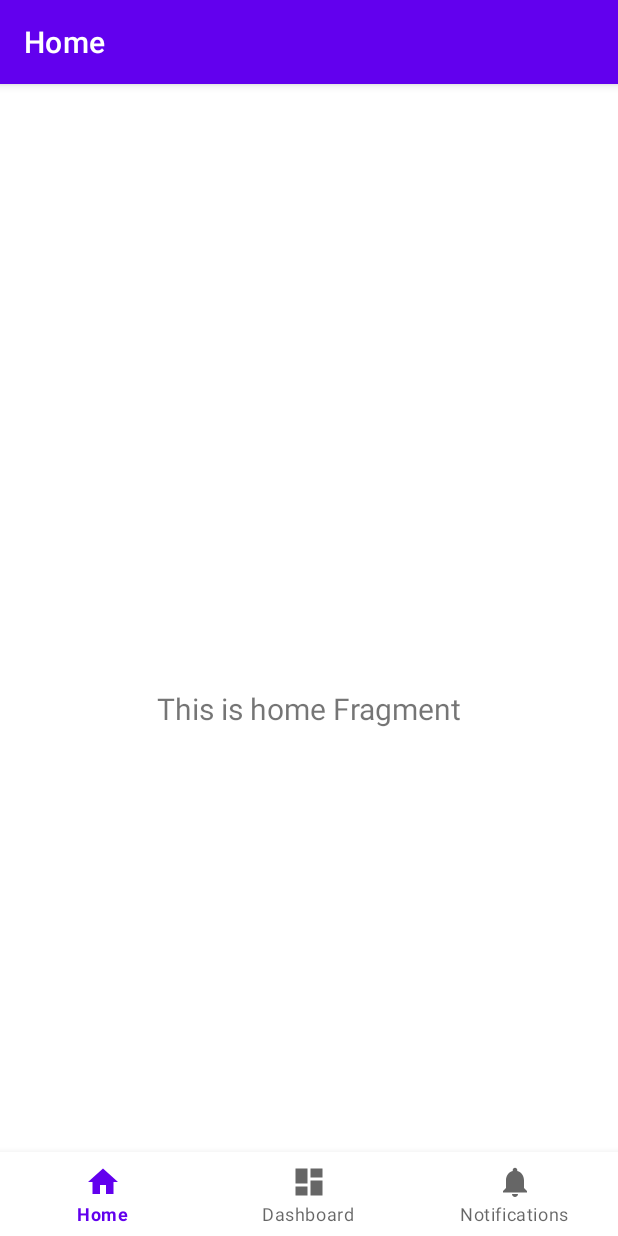
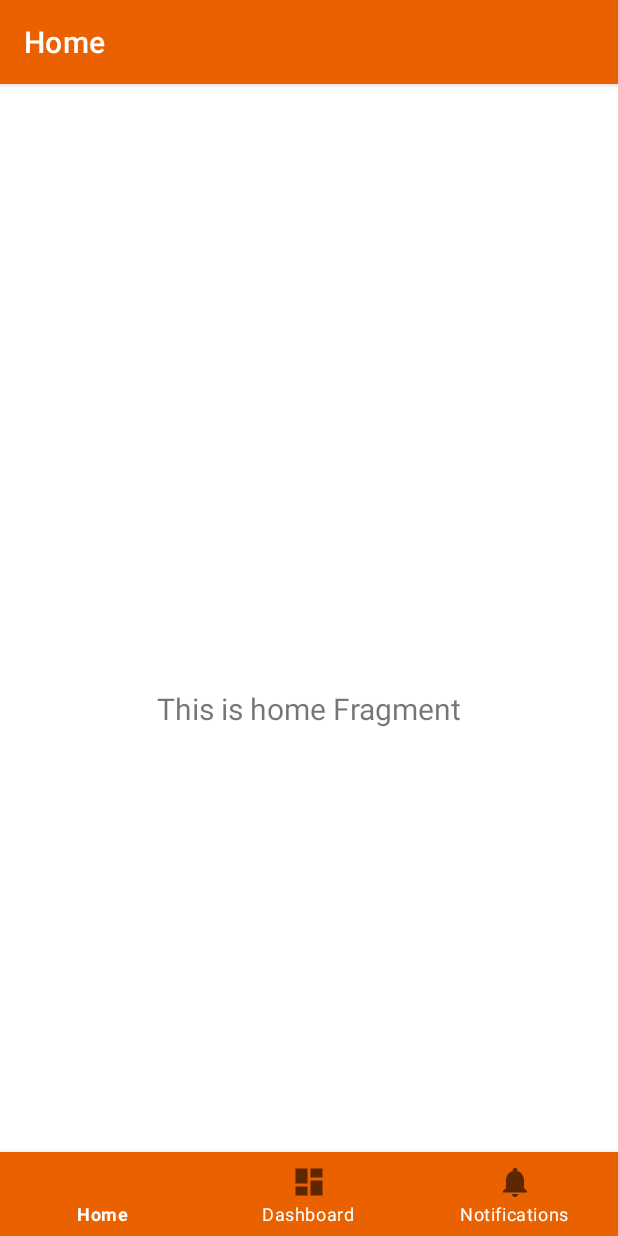
Before and after one commit to develhope/Android01-Team01-choose-your-own-beer, an Android app: the screen it shows after launch (MainActivity), on a phone screen of 412 x 824 dp. Run offline under Robolectric (Android 15) with nearby library versions, the phone set to English and light mode, and no system bars; our stand-ins replace navigation-ui.

Commit message:
modified color and file string

```diff
--- a/app/src/main/res/layout/activity_main.xml
+++ b/app/src/main/res/layout/activity_main.xml
@@ -10,9 +10,8 @@
         android:id="@+id/nav_view"
         android:layout_width="0dp"
         android:layout_height="wrap_content"
-        android:layout_marginStart="0dp"
-        android:layout_marginEnd="0dp"
-        android:background="?android:attr/windowBackground"
+        android:background="@color/orange"
+        app:itemTextColor="@color/white"
         app:layout_constraintBottom_toBottomOf="parent"
         app:layout_constraintLeft_toLeftOf="parent"
         app:layout_constraintRight_toRightOf="parent"
@@ -23,6 +22,7 @@
         android:name="androidx.navigation.fragment.NavHostFragment"
         android:layout_width="match_parent"
         android:layout_height="match_parent"
+        android:background="@color/light_orange"
         app:defaultNavHost="true"
         app:layout_constraintBottom_toTopOf="@id/nav_view"
         app:layout_constraintLeft_toLeftOf="parent"
--- a/app/src/main/res/values/colors.xml
+++ b/app/src/main/res/values/colors.xml
@@ -8,5 +8,5 @@
     <color name="black">#FF000000</color>
     <color name="white">#FFFFFFFF</color>
     <color name="orange">#EA6200</color>
-    <color name="light_orange">#E5E5E5</color>
+    <color name="light_orange">#FFE1BF</color>
 </resources>
--- a/app/src/main/res/values/strings.xml
+++ b/app/src/main/res/values/strings.xml
@@ -10,8 +10,8 @@
     <string name="ichnusa">Ichnusa unfiltered</string>
     <string name="birra_messina">Birra Messina salt crystals</string>
     <string name="tennents_super">Tennent\'s Super</string>
-    <string name="small_beer">33 cl</string>
-    <string name="medium_beer">66 cl</string>
+    <string name="small_size">33 cl</string>
+    <string name="medium_size">66 cl</string>
     <string name="preview_ichnusa">Bright golden yellow color with fine and persistent foam.</string>
     <string name="preview_messina">Bright golden yellow color with a natural opalescence,
         it has a compact and persistent foam.</string>
--- a/app/src/main/res/values/themes.xml
+++ b/app/src/main/res/values/themes.xml
@@ -2,8 +2,8 @@
     <!-- Base application theme. -->
     <style name="Theme.ChooseYourOwnBeer" parent="Theme.MaterialComponents.DayNight.DarkActionBar">
         <!-- Primary brand color. -->
-        <item name="colorPrimary">@color/purple_500</item>
-        <item name="colorPrimaryVariant">@color/purple_700</item>
+        <item name="colorPrimary">@color/orange</item>
+        <item name="colorPrimaryVariant">@color/orange</item>
         <item name="colorOnPrimary">@color/white</item>
         <!-- Secondary brand color. -->
         <item name="colorSecondary">@color/teal_200</item>
```
Also changed, not shown: app/src/main/res/values/strings-it.xml (+17 -17 lines).
